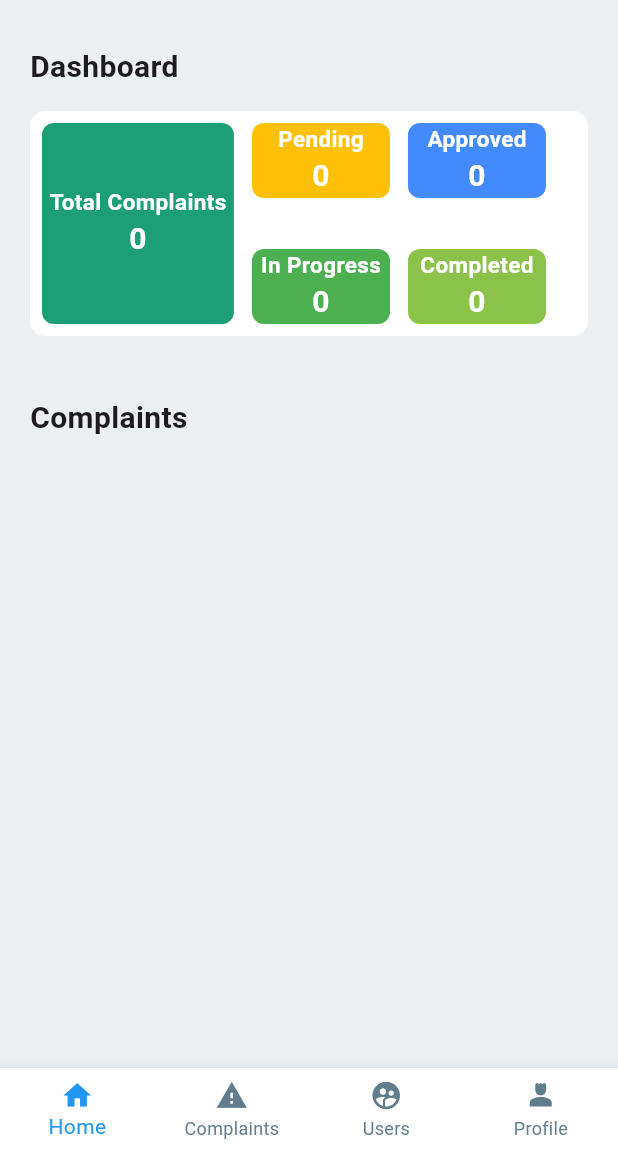
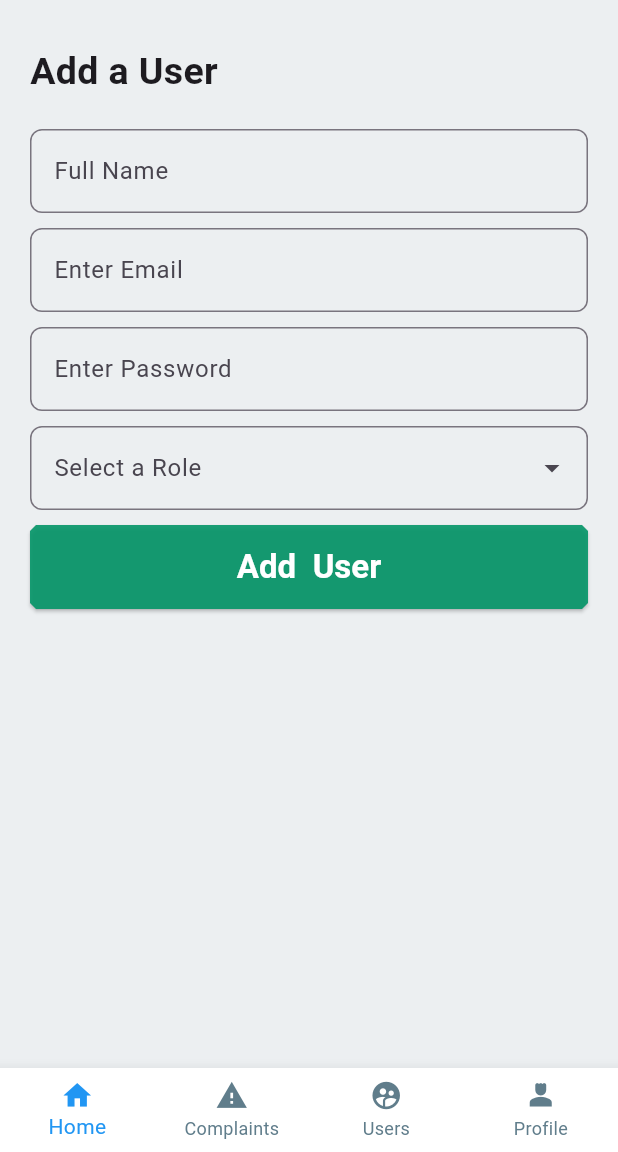
Before and after one commit to binodojha/waste-complaint-system, a Flutter app: the screen it shows after launch, on a phone screen of 412 x 824 dp, the part 84-1236 px from its top. Run offline on Flutter 3.47's test engine with Material 3 defaults, Android fonts, the light colour scheme and no system bars; drawn by our look-alikes of dropdown_textfield; our stand-ins replace cloud_firestore, firebase_auth, firebase_core, flutter_image_compress, geocoding, google_maps_flutter and 1 more; accounts and stored records are empty.

Commit message:
Admin can add users

```diff
--- a/lib/components/admin_navigation_bar.dart
+++ b/lib/components/admin_navigation_bar.dart
@@ -1,5 +1,6 @@
 import 'package:flutter/material.dart';
 import 'package:swms/screens/admin/admin_screen.dart';
+import 'package:swms/screens/admin/user_manage_screen.dart';
 import 'package:swms/screens/user/user_home_screen.dart';
 
 class AdminNavBar extends StatelessWidget {
@@ -15,13 +16,15 @@ class AdminNavBar extends StatelessWidget {
       type: BottomNavigationBarType.fixed,
       iconSize: 22,
       currentIndex: currentIndex,
-      onTap: (index) {
-        if (index == 0 && currentIndex != 0) {
-          Navigator.pushReplacementNamed(context, AdminScreen.id);
-        } else if (index == 2 && currentIndex != 2) {
-          Navigator.pushReplacementNamed(context, UserHomeScreen.id);
-        }
-      },
+      // onTap: (index) {
+      //   if (index == 0 && currentIndex != 0) {
+      //     Navigator.pushReplacementNamed(context, AdminScreen.id);
+      //   } else if (index == 2 && currentIndex != 2) {
+      //     Navigator.pushReplacementNamed(context, UserManageScreen.id);
+      //   } else if (index == 1 && currentIndex != 1) {
+      //     Navigator.pushReplacementNamed(context, AdminScreen.id);
+      //   }
+      // },
       items: const <BottomNavigationBarItem>[
         BottomNavigationBarItem(
           icon: Icon(Icons.home),
--- a/lib/components/waste_report_form.dart
+++ b/lib/components/waste_report_form.dart
@@ -1,5 +1,4 @@
 import 'dart:convert';
-import 'dart:ffi';
 import 'dart:io';
 import 'package:flutter/material.dart';
 import 'package:flutter/services.dart';
--- a/lib/main.dart
+++ b/lib/main.dart
@@ -3,7 +3,7 @@ import 'package:flutter/material.dart';
 import 'package:swms/components/waste_report_form.dart';
 import 'package:swms/components/wrapper.dart';
 import 'package:swms/screens/admin/admin_screen.dart';
-import 'package:swms/screens/admin/user_manage.dart';
+import 'package:swms/screens/admin/user_manage_screen.dart';
 import 'package:swms/screens/user/user_home_screen.dart';
 import 'package:swms/screens/login_screen.dart';
 import 'package:swms/screens/registration_screen.dart';
@@ -33,13 +33,14 @@ class MyApp extends StatelessWidget {
               bottomNavigationBarTheme:
                   BottomNavigationBarThemeData(backgroundColor: Colors.white),
               scaffoldBackgroundColor: Colors.blueGrey[50]),
-          initialRoute: AdminScreen.id,
+          initialRoute: UserManageScreen.id,
           routes: {
             LoginScreen.id: (context) => LoginScreen(),
             RegistrationScreen.id: (context) => RegistrationScreen(),
             UserHomeScreen.id: (context) => UserHomeScreen(),
             AdminScreen.id: (context) => AdminScreen(),
             ReportForm.id: (context) => ReportForm(),
+            UserManageScreen.id: (context) => UserManageScreen(),
             Wrapper.id: (context) => Wrapper()
           },
         ),
--- /dev/null
+++ b/lib/screens/admin/user_manage_screen.dart
@@ -0,0 +1,217 @@
+import 'package:cloud_firestore/cloud_firestore.dart';
+import 'package:dropdown_textfield/dropdown_textfield.dart';
+import 'package:firebase_auth/firebase_auth.dart';
+import 'package:flutter/material.dart';
+import 'package:swms/components/admin_navigation_bar.dart';
+
+class UserManageScreen extends StatefulWidget {
+  static const String id = 'user_manage_screen';
+  const UserManageScreen({super.key});
+  @override
+  State<StatefulWidget> createState() => _UserManageScreenState();
+}
+
+class _UserManageScreenState extends State<UserManageScreen> {
+  final _auth = FirebaseAuth.instance;
+  final _firestore = FirebaseFirestore.instance;
+  final _addUserFormKey = GlobalKey<FormState>();
+  TextEditingController nameController = TextEditingController();
+  TextEditingController emailController = TextEditingController();
+  TextEditingController passwordController = TextEditingController();
+  SingleValueDropDownController roleController =
+      SingleValueDropDownController();
+  final FocusNode _nameFocusNode = FocusNode();
+  final FocusNode _emailFocusNode = FocusNode();
+  final FocusNode _passwordFocusNode = FocusNode();
+  @override
+  Widget build(BuildContext context) {
+    return GestureDetector(
+      onTap: () {
+        FocusScope.of(context).unfocus();
+      },
+      child: Scaffold(
+        bottomNavigationBar: AdminNavBar(),
+        appBar: AppBar(
+          automaticallyImplyLeading: false,
+          title: Row(
+            mainAxisAlignment: MainAxisAlignment.spaceBetween,
+            children: [
+              Image.asset(
+                'assets/images/logo.png',
+                width: 100,
+              ),
+              // CircleAvatar(
+              //     // backgroundImage: AssetImage(''),
+              //     ),
+            ],
+          ),
+        ),
+        body: Container(
+          margin: EdgeInsets.only(left: 20, right: 20, top: 30),
+          child: SingleChildScrollView(
+            scrollDirection: Axis.vertical,
+            child: Column(
+              crossAxisAlignment: CrossAxisAlignment.start,
+              children: [
+                Text(
+                  "Add a User",
+                  style: TextStyle(
+                    fontSize: 25,
+                    fontWeight: FontWeight.bold,
+                  ),
+                ),
+                SizedBox(
+                  height: 20,
+                ),
+                Form(
+                  key: _addUserFormKey,
+                  child: Column(
+                    crossAxisAlignment: CrossAxisAlignment.start,
+                    children: [
+                      TextFormField(
+                        focusNode: _nameFocusNode,
+                        controller: nameController,
+                        validator: (value) {
+                          if (value == null || value.isEmpty) {
+                            return 'Please enter name';
+                          }
+                          return null;
+                        },
+                        decoration: InputDecoration(
+                          hintText: "Full Name",
+                          border: OutlineInputBorder(
+                            borderRadius: BorderRadius.circular(8),
+                          ),
+                        ),
+                      ),
+                      SizedBox(
+                        height: 10,
+                      ),
+                      TextFormField(
+                        focusNode: _emailFocusNode,
+                        controller: emailController,
+                        validator: (value) {
+                          if (value == null || value.isEmpty) {
+                            return 'Please enter email';
+                          }
+                          return null;
+                        },
+                        decoration: InputDecoration(
+                          hintText: "Enter Email",
+                          border: OutlineInputBorder(
+                            borderRadius: BorderRadius.circular(8),
+                          ),
+                        ),
+                      ),
+                      SizedBox(
+                        height: 10,
+                      ),
+                      TextFormField(
+                        focusNode: _passwordFocusNode,
+                        controller: passwordController,
+                        validator: (value) {
+                          if (value == null ||
+                              value.isEmpty ||
+                              value.length < 8) {
+                            return 'Please enter password with at least 8 characters';
+                          }
+                          return null;
+                        },
+                        decoration: InputDecoration(
+                          hintText: "Enter Password",
+                          border: OutlineInputBorder(
+                            borderRadius: BorderRadius.circular(8),
+                          ),
+                        ),
+                      ),
+                      SizedBox(
+                        height: 10,
+                      ),
+                      DropDownTextField(
+                        controller: roleController,
+                        dropdownRadius: 8,
+                        validator: (value) {
+                          if (value == null || value.isEmpty) {
+                            return 'Please Select a Role';
+                          }
+                        },
+                        textFieldDecoration: InputDecoration(
+                            hintText: 'Select a Role',
+                            border: OutlineInputBorder(
+                                borderRadius: BorderRadius.circular(8))),
+                        dropDownList: [
+                          DropDownValueModel(name: 'Admin', value: 'Admin'),
+                          DropDownValueModel(
+                              name: 'Collector', value: 'Collector'),
+                        ],
+                      ),
+                      SizedBox(
+                        height: 10,
+                      ),
+                      SizedBox(
+                        width: double.maxFinite,
+                        child: ElevatedButton(
+                          onPressed: () async {
+                            if (_addUserFormKey.currentState!.validate()) {
+                              try {
+                                final newUser =
+                                    await _auth.createUserWithEmailAndPassword(
+                                        email: emailController.text,
+                                        password: passwordController.text);
+                                _firestore.collection('users').add(
+                                  {
+                                    'name': nameController.text,
+                                    'email': emailController.text,
+                                    'password': passwordController.text,
+                                    'role': roleController.dropDownValue!.value,
+                                    'timestamp': FieldValue.serverTimestamp()
+                                  },
+                                );
+                                ScaffoldMessenger.of(context).showSnackBar(
+                                  SnackBar(
+                                    content: Text("User Added successfully"),
+                                  ),
+                                );
+                              } catch (e) {
+                                ScaffoldMessenger.of(context)
+                                    .showSnackBar(SnackBar(
+                                  content: Text(
+                                    "Error while adding User",
+                                    style: TextStyle(
+                                      color: Colors.red,
+                                    ),
+                                  ),
+                                ));
+                              }
+                              nameController.clear();
+                              emailController.clear();
+                              passwordController.clear();
+                              roleController.clearDropDown();
+                            }
+                          },
+                          style: ElevatedButton.styleFrom(
+                            textStyle: TextStyle(
+                              fontSize: 22,
+                              fontWeight: FontWeight.bold,
+                            ),
+                            padding: EdgeInsets.all(15),
+                            shape: BeveledRectangleBorder(
+                              borderRadius: BorderRadius.circular(4),
+                            ),
+                            foregroundColor: Colors.white,
+                            backgroundColor: Color.fromARGB(1000, 5, 150, 105),
+                          ),
+                          child: Text('Add  User'),
+                        ),
+                      ),
+                    ],
+                  ),
+                ),
+              ],
+            ),
+          ),
+        ),
+      ),
+    );
+  }
+}
--- a/lib/screens/user/user_home_screen.dart
+++ b/lib/screens/user/user_home_screen.dart
@@ -47,7 +47,7 @@ class _UserHomeScreenState extends State<UserHomeScreen> {
 
 // User Main Body
 class UserHome extends StatelessWidget {
-  UserHome({super.key});
+  const UserHome({super.key});
   @override
   Widget build(BuildContext context) {
     return Column(
--- a/pubspec.yaml
+++ b/pubspec.yaml
@@ -42,6 +42,7 @@ dependencies:
   geocoding: ^3.0.0
   image_picker: ^1.1.2
   flutter_image_compress: ^2.4.0
+  dropdown_textfield: ^1.2.0
 
 
 
```
Also changed, not shown: pubspec.lock.
